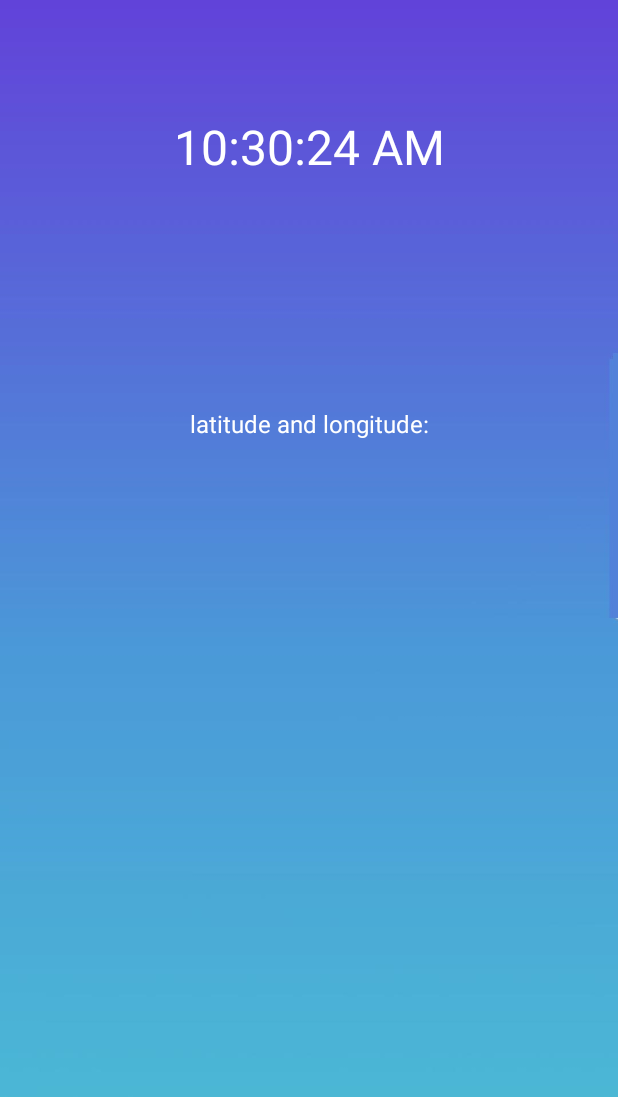
After one commit to mz403079/Astro, an Android app: the layout base_weather_fragment.xml on its own in the app's theme, with its tools: preview values and no code run, on a phone screen of 412 x 824 dp. The commit adds this screen. Shown: the top 1097 px of the screen. Run offline under Robolectric (Android 15) with nearby library versions, the phone set to English and light mode, and no system bars.

Commit message:
Added empty layouts, started working with metaweather API

```diff
--- a/app/build.gradle
+++ b/app/build.gradle
@@ -40,4 +40,10 @@ dependencies {
     testImplementation 'junit:junit:4.+'
     androidTestImplementation 'androidx.test.ext:junit:1.1.2'
     androidTestImplementation 'androidx.test.espresso:espresso-core:3.3.0'
+    implementation 'com.squareup.retrofit2:retrofit:2.9.0'
+    implementation 'com.google.code.gson:gson:2.8.5'
+    implementation 'com.squareup.retrofit2:converter-gson:2.9.0'
+    provided 'org.glassfish:javax.annotation:10.0-b28'
+    implementation 'com.github.bumptech.glide:glide:4.12.0'
+    annotationProcessor 'com.github.bumptech.glide:compiler:4.12.0'
 }
--- a/app/src/main/AndroidManifest.xml
+++ b/app/src/main/AndroidManifest.xml
@@ -3,6 +3,7 @@
     package="com.example.myapplication">
     <uses-permission android:name="android.permission.ACCESS_FINE_LOCATION"/>
     <uses-permission android:name="android.permission.ACCESS_COARSE_LOCATION" />
+    <uses-permission android:name="android.permission.INTERNET" />
     <application
         android:allowBackup="true"
         android:icon="@mipmap/ic_launcher"
--- a/app/src/main/java/com/example/myapplication/MainActivity.java
+++ b/app/src/main/java/com/example/myapplication/MainActivity.java
@@ -1,17 +1,16 @@
 package com.example.myapplication;
 
 import androidx.appcompat.app.AppCompatActivity;
-import androidx.fragment.app.FragmentManager;
 
 import android.content.Intent;
 import android.content.SharedPreferences;
 import android.os.Bundle;
-import android.os.Handler;
 import android.view.View;
 
-import java.util.Objects;
 
 public class MainActivity extends AppCompatActivity {
+
+
     @Override
     protected void onCreate(Bundle savedInstanceState) {
         super.onCreate(savedInstanceState);
--- a/app/src/main/java/com/example/myapplication/ViewPager.java
+++ b/app/src/main/java/com/example/myapplication/ViewPager.java
@@ -45,7 +45,7 @@ public class ViewPager extends AppCompatActivity {
 
             adapter.addFragment(SunFragment.getInstance(), "SUN");
             adapter.addFragment(MoonFragment.getInstance(), "MOON");
-//            adapter.addFragment(SunFragment.getInstance(), "SUN");
+            adapter.addFragment(BaseWeatherFragment.getInstance(), "WEATHER");
 //            adapter.addFragment(MoonFragment.getInstance(), "MOON");
 //            adapter.addFragment(SunFragment.getInstance(), "SUN");
 //            adapter.addFragment(MoonFragment.getInstance(), "MOON");
@@ -59,7 +59,8 @@ public class ViewPager extends AppCompatActivity {
                         }
                     }).attach();
             for (int i = 0; i < adapter.getItemCount(); i++) {
-                fragments.add((AstroFragment) adapter.getFragment(i));
+                if(adapter.getFragment(i) instanceof AstroFragment)
+                    fragments.add((AstroFragment) adapter.getFragment(i));
             }
         }
         updateData();
--- /dev/null
+++ b/app/src/main/res/layout-sw720dp/base_weather_fragment.xml
@@ -0,0 +1,6 @@
+<?xml version="1.0" encoding="utf-8"?>
+<androidx.constraintlayout.widget.ConstraintLayout
+    xmlns:android="http://schemas.android.com/apk/res/android" android:layout_width="match_parent"
+    android:layout_height="match_parent">
+
+</androidx.constraintlayout.widget.ConstraintLayout>
--- /dev/null
+++ b/app/src/main/res/layout-sw720dp/extra_weather_fragment.xml
@@ -0,0 +1,6 @@
+<?xml version="1.0" encoding="utf-8"?>
+<androidx.constraintlayout.widget.ConstraintLayout
+    xmlns:android="http://schemas.android.com/apk/res/android" android:layout_width="match_parent"
+    android:layout_height="match_parent">
+
+</androidx.constraintlayout.widget.ConstraintLayout>
--- /dev/null
+++ b/app/src/main/res/layout-sw720dp/forecast.xml
@@ -0,0 +1,6 @@
+<?xml version="1.0" encoding="utf-8"?>
+<androidx.constraintlayout.widget.ConstraintLayout
+    xmlns:android="http://schemas.android.com/apk/res/android" android:layout_width="match_parent"
+    android:layout_height="match_parent">
+
+</androidx.constraintlayout.widget.ConstraintLayout>
--- /dev/null
+++ b/app/src/main/res/layout/base_weather_fragment.xml
@@ -0,0 +1,63 @@
+<?xml version="1.0" encoding="utf-8"?>
+<androidx.constraintlayout.widget.ConstraintLayout xmlns:android="http://schemas.android.com/apk/res/android"
+    xmlns:app="http://schemas.android.com/apk/res-auto"
+    xmlns:tools="http://schemas.android.com/tools"
+    android:layout_width="match_parent"
+    android:layout_height="match_parent"
+    android:background="@drawable/day">
+
+    <GridLayout
+        android:id="@+id/gridLayout"
+        android:layout_width="match_parent"
+        android:layout_height="0dp"
+        android:layout_gravity="center"
+        android:alignmentMode="alignBounds"
+        android:columnCount="2"
+        android:orientation="horizontal"
+        app:layout_constraintBottom_toBottomOf="parent"
+        app:layout_constraintEnd_toEndOf="parent"
+        app:layout_constraintHeight_percent="1"
+        app:layout_constraintStart_toStartOf="parent">
+
+        <TextClock
+            android:id="@+id/time"
+            android:width="0dp"
+            android:layout_rowWeight="1"
+            android:layout_columnSpan="2"
+            android:layout_columnWeight="2"
+            android:layout_gravity="fill"
+            android:gravity="center"
+            android:format12Hour="hh:mm:ss a"
+            android:textColor="@color/white"
+            android:textSize="@dimen/textSizeVeryLarge" />
+
+        <TextView
+            android:id="@+id/latLong"
+            android:width="0dp"
+            android:layout_rowWeight="1"
+            android:layout_columnSpan="2"
+            android:layout_columnWeight="2"
+            android:layout_gravity="fill"
+            android:gravity="center"
+            android:text="@string/latitude_and_longitude"
+            android:textColor="@color/white"
+            android:textSize="@dimen/textSizeSmall" />
+
+        <ImageView
+            android:id="@+id/imageView"
+            android:width="0dp"
+            android:layout_width="0dp"
+            android:layout_height="0dp"
+            android:layout_rowSpan="3"
+            android:layout_rowWeight="3"
+            android:layout_columnSpan="2"
+            android:layout_columnWeight="2"
+            android:layout_gravity="fill"
+            android:contentDescription="@string/sun"
+          />
+
+
+    </GridLayout>
+
+
+</androidx.constraintlayout.widget.ConstraintLayout>
--- /dev/null
+++ b/app/src/main/res/layout/extra_weather_fragment.xml
@@ -0,0 +1,6 @@
+<?xml version="1.0" encoding="utf-8"?>
+<androidx.constraintlayout.widget.ConstraintLayout
+    xmlns:android="http://schemas.android.com/apk/res/android" android:layout_width="match_parent"
+    android:layout_height="match_parent">
+
+</androidx.constraintlayout.widget.ConstraintLayout>
--- /dev/null
+++ b/app/src/main/res/layout/forecast.xml
@@ -0,0 +1,6 @@
+<?xml version="1.0" encoding="utf-8"?>
+<androidx.constraintlayout.widget.ConstraintLayout
+    xmlns:android="http://schemas.android.com/apk/res/android" android:layout_width="match_parent"
+    android:layout_height="match_parent">
+
+</androidx.constraintlayout.widget.ConstraintLayout>
```
Also changed, not shown: app/src/main/java/com/example/myapplication/BaseWeatherFragment.java (added, +36 -0 lines), app/src/main/java/com/example/myapplication/GitHubService.java (added, +18 -0 lines), app/src/main/java/com/example/myapplication/Settings.java (+55 -2 lines), app/src/main/java/com/example/myapplication/model/ConsolidatedWeather.java (added, +176 -0 lines), app/src/main/java/com/example/myapplication/model/Forecast.java (added, +145 -0 lines), app/src/main/java/com/example/myapplication/model/Location.java (added, +56 -0 lines), app/src/main/java/com/example/myapplication/model/Parent.java (added, +55 -0 lines), app/src/main/java/com/example/myapplication/model/Source.java (added, +56 -0 lines).
